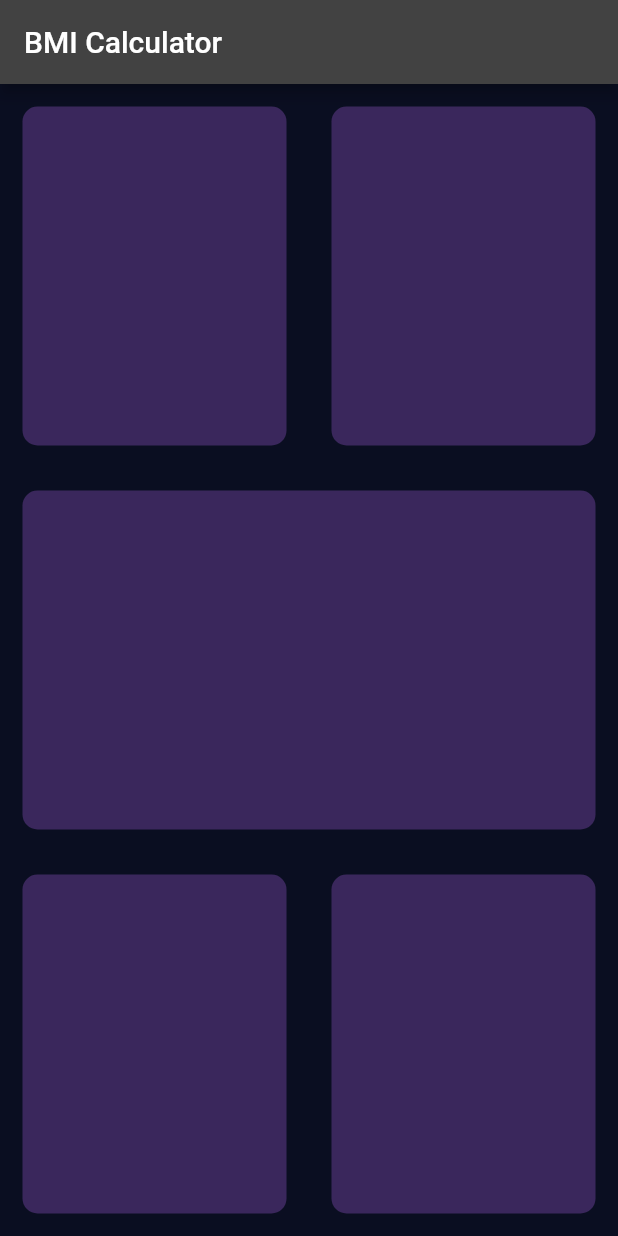
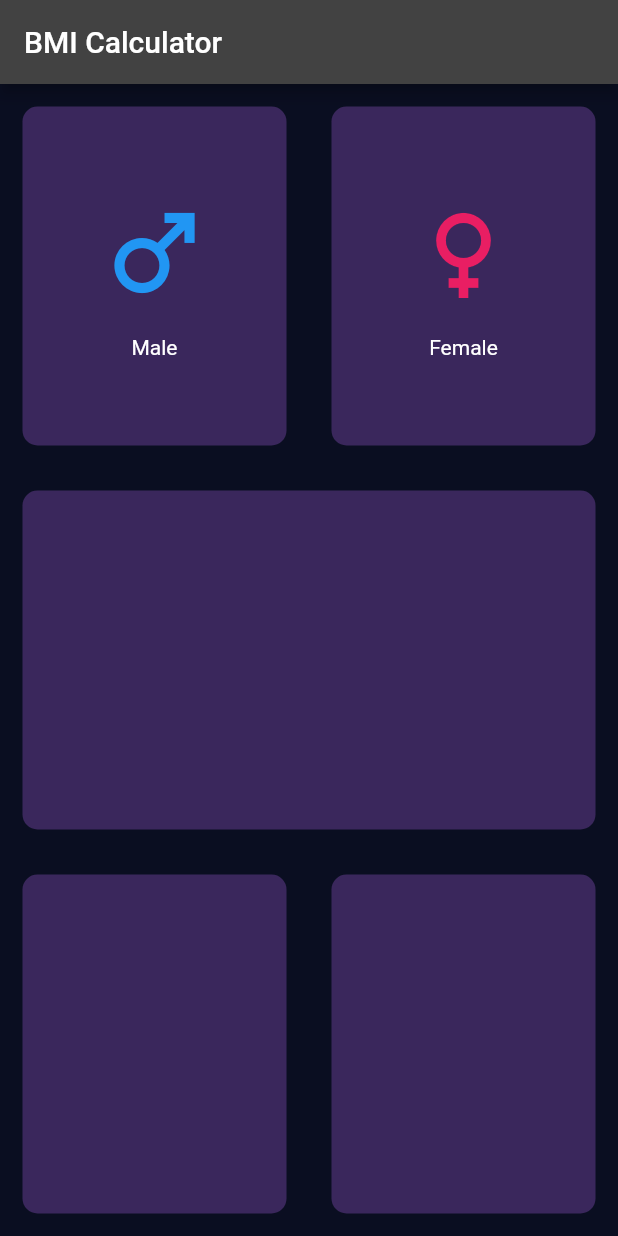
Before and after one commit to PICT-ACM-Student-Chapter/Flutter-Sig, a Flutter app: the screen it shows after launch, on a phone screen of 412 x 824 dp. Run offline on Flutter 3.47's test engine with Material 2 defaults, Android fonts, the phone set to English and light mode, and no system bars.

Commit message:
1st Row UI

```diff
--- a/lib/home_page.dart
+++ b/lib/home_page.dart
@@ -1,6 +1,8 @@
 import 'package:flutter/material.dart';
 import 'package:flutter/src/foundation/key.dart';
 import 'package:flutter/src/widgets/framework.dart';
+
+Color widgetColor = const Color.fromARGB(255, 58, 39, 92);
 
 class HomePage extends StatelessWidget {
   const HomePage({Key? key}) : super(key: key);
@@ -9,23 +11,70 @@ class HomePage extends StatelessWidget {
   Widget build(BuildContext context) {
     return Scaffold(
       appBar: AppBar(
-        title: Text("BMI Calculator"),
+        title: const Text("BMI Calculator"),
       ),
       body: Column(
         children: [
           Expanded(
             child: Row(children: [
-              Expanded(child: Card()),
-              Expanded(child: Card()),
+              Expanded(
+                child: Card(
+                  color: widgetColor,
+                  child: Column(
+                      mainAxisAlignment: MainAxisAlignment.center,
+                      children: const [
+                        Icon(
+                          Icons.male,
+                          color: Colors.blue,
+                          size: 80.0,
+                        ),
+                        SizedBox(
+                          height: 15,
+                        ),
+                        Text("Male"),
+                      ]),
+                ),
+              ),
+              Expanded(
+                child: Card(
+                  color: widgetColor,
+                  child: Column(
+                      mainAxisAlignment: MainAxisAlignment.center,
+                      children: const [
+                        Icon(
+                          Icons.female,
+                          color: Colors.pink,
+                          size: 80.0,
+                        ),
+                        SizedBox(
+                          height: 15,
+                        ),
+                        Text("Female"),
+                      ]),
+                ),
+              ),
             ]),
           ),
           Expanded(
-            child: Card(),
+            child: Card(
+              color: widgetColor,
+              child: Container(),
+            ),
           ),
           Expanded(
             child: Row(children: [
-              Expanded(child: Card()),
-              Expanded(child: Card()),
+              Expanded(
+                child: Card(
+                  color: widgetColor,
+                  child: Container(),
+                ),
+              ),
+              Expanded(
+                child: Card(
+                  color: widgetColor,
+                  child: Container(),
+                ),
+              ),
             ]),
           ),
         ],
@@ -35,16 +84,21 @@ class HomePage extends StatelessWidget {
 }
 
 class Card extends StatelessWidget {
-  const Card({Key? key}) : super(key: key);
+  const Card({Key? key, required this.color, required this.child})
+      : super(key: key);
+
+  final Color color;
+  final Widget child;
 
   @override
   Widget build(BuildContext context) {
     return Container(
       margin: const EdgeInsets.all(15),
       decoration: BoxDecoration(
-        color: Color.fromARGB(255, 58, 39, 92),
+        color: color,
         borderRadius: BorderRadius.circular(10),
       ),
+      child: child,
     );
   }
 }
```
